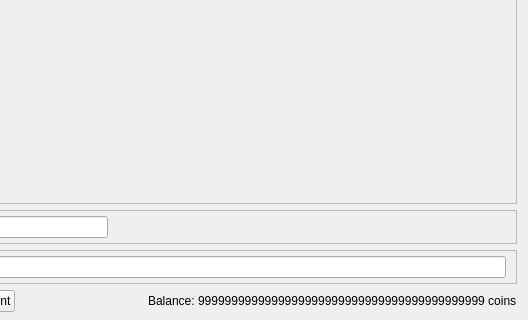
Old version of the form src/qt/forms/tokenpage.ui in the repository ChunguscoinCrypto/Chunguscoin; both pictures show x 322 to 850 and y 206 to 526 of the 850 by 526 pixel window.
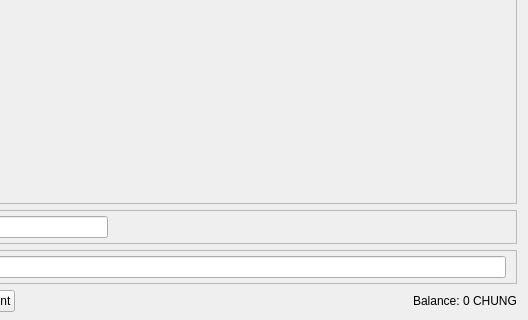
New version of the form. Icons and pictures are not drawn. Custom widgets are drawn as their Qt base class.

```diff
--- a/src/qt/forms/tokenpage.ui
+++ b/src/qt/forms/tokenpage.ui
@@ -570,7 +570,7 @@
           <cursorShape>IBeamCursor</cursorShape>
          </property>
          <property name="text">
-          <string notr="true">9999999999999999999999999999999999999999999 coins</string>
+          <string notr="true">0 CHUNG</string>
          </property>
          <property name="textInteractionFlags">
           <set>Qt::LinksAccessibleByMouse|Qt::TextSelectableByKeyboard|Qt::TextSelectableByMouse</set>
```
